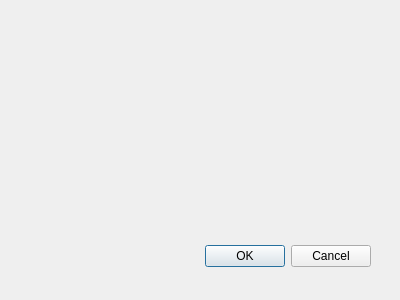
Qt form fFGH_dialog_base.ui (RobinPrest/cFGH) before a commit.
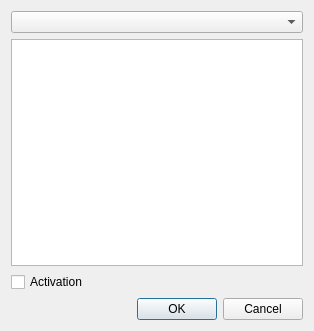
The same form after that commit.

What changed in the file:
```diff
--- a/fFGH_dialog_base.ui
+++ b/fFGH_dialog_base.ui
@@ -1,33 +1,42 @@
 <ui version="4.0" >
  <class>cFGHDialogBase</class>
- <widget class="QDialog" name="cFGHDialogBase" >
-  <property name="geometry" >
+ <widget class="QDialog" name="cFGHDialogBase">
+  <property name="geometry">
    <rect>
     <x>0</x>
     <y>0</y>
-    <width>400</width>
-    <height>300</height>
+    <width>314</width>
+    <height>331</height>
    </rect>
   </property>
   <property name="windowTitle" >
    <string>Plugin Geohyd</string>
   </property>
-  <widget class="QDialogButtonBox" name="button_box" >
-   <property name="geometry" >
-    <rect>
-     <x>30</x>
-     <y>240</y>
-     <width>341</width>
-     <height>32</height>
-    </rect>
-   </property>
-   <property name="orientation" >
-    <enum>Qt::Horizontal</enum>
-   </property>
-   <property name="standardButtons" >
-    <set>QDialogButtonBox::Cancel|QDialogButtonBox::Ok</set>
-   </property>
-  </widget>
+  <layout class="QGridLayout" name="gridLayout">
+   <item row="3" column="0">
+    <widget class="QDialogButtonBox" name="bbOK">
+     <property name="orientation">
+      <enum>Qt::Horizontal</enum>
+     </property>
+     <property name="standardButtons">
+      <set>QDialogButtonBox::Cancel|QDialogButtonBox::Ok</set>
+     </property>
+    </widget>
+   </item>
+   <item row="1" column="0">
+    <widget class="QTextBrowser" name="txtbroZone"/>
+   </item>
+   <item row="2" column="0">
+    <widget class="QCheckBox" name="cbActivate">
+     <property name="text">
+      <string>Activation</string>
+     </property>
+    </widget>
+   </item>
+   <item row="0" column="0">
+    <widget class="QComboBox" name="cbLayers"/>
+   </item>
+  </layout>
  </widget>
  <resources/>
  <connections>
```
Left out of the diff: 33 changed lines with no effect on the pictures.
